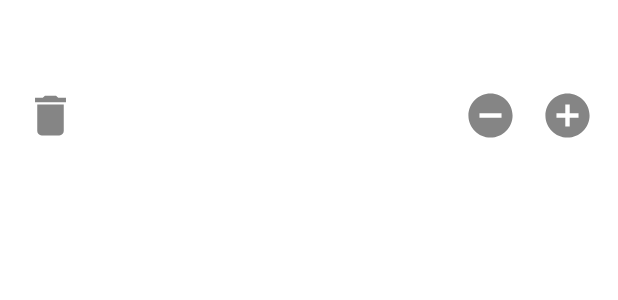
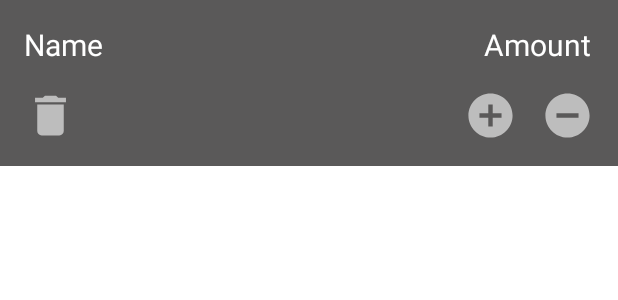
Before and after one commit to chayan-dev/ShoppingList, an Android app: the layout shoppping_item.xml on its own in the app's theme, with its tools: preview values and no code run, on a phone screen of 412 x 824 dp. Shown: the top 300 px of the screen. Run offline under Robolectric (Android 15) with nearby library versions, the phone set to English and light mode, and no system bars.

```diff
--- a/app/build.gradle
+++ b/app/build.gradle
@@ -30,6 +30,10 @@ android {
     kotlinOptions {
         jvmTarget = '1.8'
     }
+
+    buildFeatures {
+        viewBinding true
+    }
 }
 
 dependencies {
@@ -50,6 +54,7 @@ dependencies {
 
     implementation "androidx.room:room-runtime:$room_version"
     kapt "androidx.room:room-compiler:$room_version"
+    implementation "androidx.room:room-ktx:2.4.1"
 
     //architechture componets
     implementation "androidx.lifecycle:lifecycle-viewmodel-ktx:2.4.0"
--- a/app/src/main/AndroidManifest.xml
+++ b/app/src/main/AndroidManifest.xml
@@ -8,9 +8,10 @@
         android:label="@string/app_name"
         android:roundIcon="@mipmap/ic_launcher_round"
         android:supportsRtl="true"
+        android:name=".ShoppingApplication"
         android:theme="@style/Theme.ShoppingList">
         <activity
-            android:name=".MainActivity"
+            android:name=".ui.shoppinglist.ShoppingActivity"
             android:exported="true">
             <intent-filter>
                 <action android:name="android.intent.action.MAIN" />
--- a/app/src/main/res/drawable-anydpi/ic_delete.xml
+++ b/app/src/main/res/drawable-anydpi/ic_delete.xml
@@ -3,9 +3,9 @@
     android:height="24dp"
     android:viewportWidth="24"
     android:viewportHeight="24"
-    android:tint="#333333"
+    android:tint="#FFFFFF"
     android:alpha="0.6">
   <path
-      android:fillColor="@android:color/white"
+      android:fillColor="#FF000000"
       android:pathData="M6,19c0,1.1 0.9,2 2,2h8c1.1,0 2,-0.9 2,-2V7H6v12zM19,4h-3.5l-1,-1h-5l-1,1H5v2h14V4z"/>
 </vector>
--- a/app/src/main/res/drawable-anydpi/ic_minus.xml
+++ b/app/src/main/res/drawable-anydpi/ic_minus.xml
@@ -3,9 +3,9 @@
     android:height="24dp"
     android:viewportWidth="24"
     android:viewportHeight="24"
-    android:tint="#333333"
+    android:tint="#FFFFFF"
     android:alpha="0.6">
   <path
-      android:fillColor="@android:color/white"
+      android:fillColor="#FF000000"
       android:pathData="M12,2C6.48,2 2,6.48 2,12s4.48,10 10,10 10,-4.48 10,-10S17.52,2 12,2zM17,13L7,13v-2h10v2z"/>
 </vector>
--- a/app/src/main/res/drawable-anydpi/ic_plus.xml
+++ b/app/src/main/res/drawable-anydpi/ic_plus.xml
@@ -3,9 +3,9 @@
     android:height="24dp"
     android:viewportWidth="24"
     android:viewportHeight="24"
-    android:tint="#333333"
+    android:tint="#FFFFFF"
     android:alpha="0.6">
   <path
-      android:fillColor="@android:color/white"
+      android:fillColor="#FF000000"
       android:pathData="M12,2C6.48,2 2,6.48 2,12s4.48,10 10,10 10,-4.48 10,-10S17.52,2 12,2zM17,13h-4v4h-2v-4L7,13v-2h4L11,7h2v4h4v2z"/>
 </vector>
--- a/app/src/main/res/layout/activity_shopping.xml
+++ b/app/src/main/res/layout/activity_shopping.xml
@@ -5,6 +5,7 @@
     android:layout_width="match_parent"
     android:layout_height="match_parent"
     android:padding="16dp"
+    android:background="@color/lightergrey2"
     tools:context=".ui.shoppinglist.ShoppingActivity">
 
     <androidx.recyclerview.widget.RecyclerView
--- a/app/src/main/res/layout/shoppping_item.xml
+++ b/app/src/main/res/layout/shoppping_item.xml
@@ -1,14 +1,15 @@
 <?xml version="1.0" encoding="utf-8"?>
 <androidx.constraintlayout.widget.ConstraintLayout xmlns:android="http://schemas.android.com/apk/res/android"
     android:layout_width="match_parent"
-    android:layout_height="match_parent"
+    android:layout_height="wrap_content"
     xmlns:app="http://schemas.android.com/apk/res-auto"
     android:orientation="vertical"
+    android:background="@color/lightergrey2"
     android:padding="16dp">
 
     <TextView
         android:id="@+id/tvName"
-        android:layout_width="wrap_content"
+        android:layout_width="320dp"
         android:layout_height="wrap_content"
         android:layout_weight="9"
         android:text="Name"
@@ -26,8 +27,9 @@
         android:text="Amount"
         android:textColor="@android:color/white"
         android:textSize="20sp"
+        android:layout_marginRight="16dp"
         app:layout_constraintEnd_toEndOf="parent"
-        app:layout_constraintStart_toStartOf="@+id/ivMinus"
+        app:layout_constraintStart_toEndOf="@+id/tvName"
         app:layout_constraintTop_toTopOf="parent" />
 
 
@@ -47,26 +49,26 @@
         android:id="@+id/ivPlus"
         android:layout_width="35dp"
         android:layout_height="35dp"
-        android:layout_marginTop="16dp"
-        android:src="@drawable/ic_plus"
         android:clickable="true"
         android:focusable="true"
+        android:src="@drawable/ic_plus"
         android:textSize="20sp"
-        app:layout_constraintEnd_toEndOf="parent"
+        android:layout_marginTop="16dp"
+        android:layout_marginRight="16dp"
+        app:layout_constraintEnd_toStartOf="@+id/ivMinus"
         app:layout_constraintTop_toBottomOf="@+id/tvAmount" />
 
     <ImageView
         android:id="@+id/ivMinus"
         android:layout_width="35dp"
         android:layout_height="35dp"
-        android:layout_marginTop="16dp"
-        android:layout_marginEnd="16dp"
-        android:layout_marginRight="16dp"
-        android:src="@drawable/ic_minus"
         android:clickable="true"
         android:focusable="true"
+        android:src="@drawable/ic_minus"
         android:textSize="20sp"
-        app:layout_constraintEnd_toStartOf="@+id/ivPlus"
+        android:layout_marginTop="16dp"
+
+        app:layout_constraintEnd_toEndOf="parent"
         app:layout_constraintTop_toBottomOf="@+id/tvAmount" />
 
 
```
Also changed, not shown: app/src/main/java/com/example/shoppinglist/other/ShoppingItemAdapter.kt (+13 -11 lines), app/src/main/java/com/example/shoppinglist/ui/shoppinglist/ShoppingActivity.kt (+41 -6 lines), app/src/main/res/values/colors.xml (+7 -0 lines).
